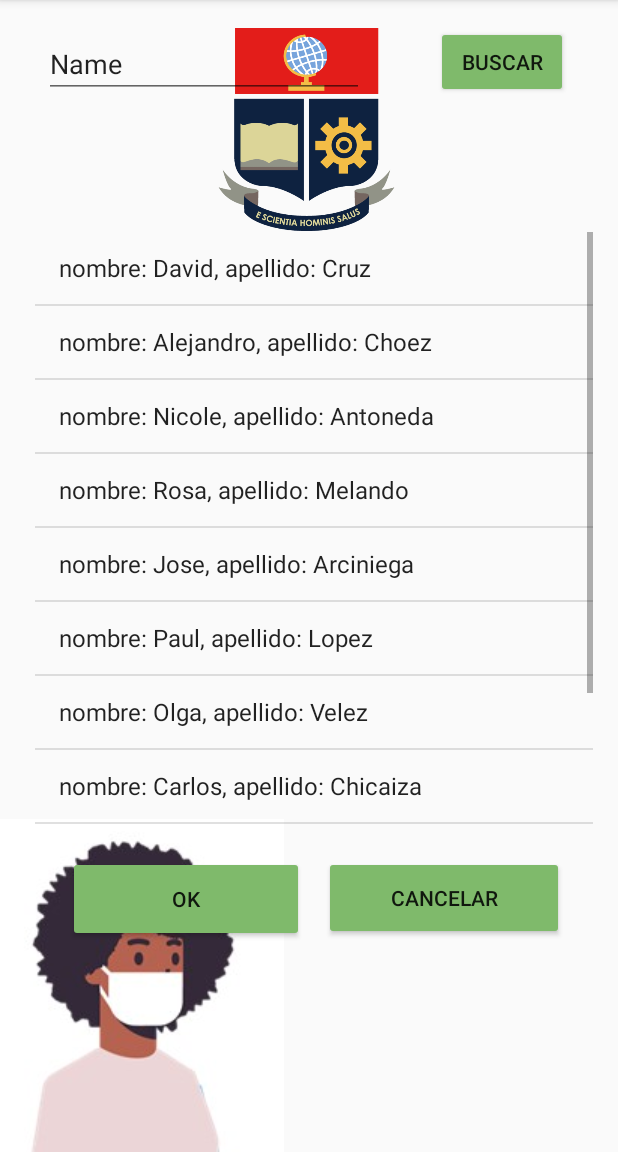
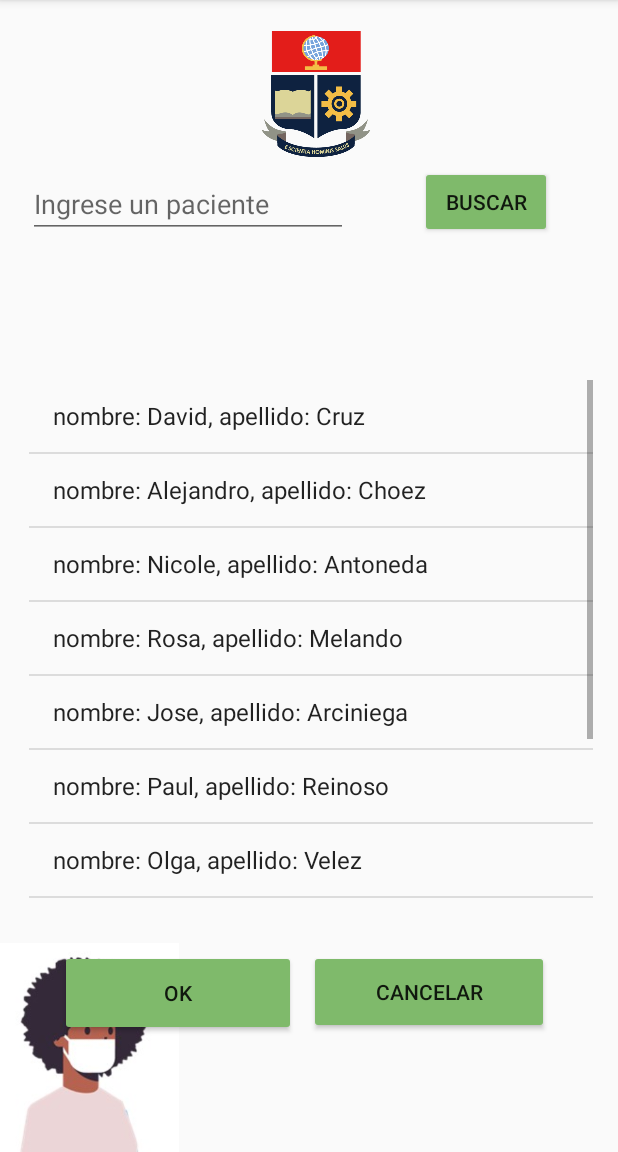
Before and after one commit to Paul-R-355/Proyecto-ISW-Geolocalizacion, an Android app: the Act_UsuariosCuarentena screen opened directly, with no data from a screen before it, after a tap on an icon or button, on a phone screen of 412 x 824 dp, the part 84-1236 px from its top. Run offline under Robolectric (Android 15) with nearby library versions, the phone set to English and light mode, and no system bars; 2 other taps on this screen came first.

Commit message:
Loguin y Funcionalidad-integrada

```diff
--- a/01-Proyecto-Android/app/build.gradle
+++ b/01-Proyecto-Android/app/build.gradle
@@ -34,5 +34,7 @@ dependencies {
     testImplementation 'junit:junit:4.12'
     androidTestImplementation 'androidx.test.ext:junit:1.1.2'
     androidTestImplementation 'androidx.test.espresso:espresso-core:3.3.0'
+    implementation 'com.github.kittinunf.fuel:fuel:2.2.0'
+    implementation 'com.beust:klaxon:5.4'
 
 }
--- a/01-Proyecto-Android/app/src/main/AndroidManifest.xml
+++ b/01-Proyecto-Android/app/src/main/AndroidManifest.xml
@@ -13,6 +13,9 @@
     <uses-permission android:name="android.permission.READ_INTERNAL_STORAGE" />
     <uses-permission android:name="android.permission.READ_EXTERNAL_STORAGE" />
     <uses-permission android:name="android.permission.WRITE_EXTERNAL_STORAGE"/>
+    <uses-permission android:name="android.permission.INTERNET" />
+    <uses-permission android:name="android.permission.ACCESS_NETWORK_STATE" />
+
 
     <application
         android:allowBackup="true"
@@ -20,7 +23,8 @@
         android:label="@string/app_name"
         android:roundIcon="@mipmap/ic_launcher_round"
         android:supportsRtl="true"
-        android:theme="@style/AppTheme">
+        android:theme="@style/AppTheme"
+        android:usesCleartextTraffic="true">
 
         <!--
              The API key for Google Maps-based APIs is defined as a string resource.
--- a/01-Proyecto-Android/app/src/main/java/com/example/epn_turnos_geolocalizacion_covid/Act_UsuariosCuarentena.kt
+++ b/01-Proyecto-Android/app/src/main/java/com/example/epn_turnos_geolocalizacion_covid/Act_UsuariosCuarentena.kt
@@ -11,6 +11,7 @@ import kotlinx.android.synthetic.main.activity_act__usuarios_cuarentena.*
 
 class Act_UsuariosCuarentena : AppCompatActivity() {
     val listaPacientes = arrayListOf<Pacientes>()
+    var posicion : Int = 0
     override fun onCreate(savedInstanceState: Bundle?) {
         super.onCreate(savedInstanceState)
         setContentView(R.layout.activity_act__usuarios_cuarentena)
@@ -21,7 +22,7 @@ class Act_UsuariosCuarentena : AppCompatActivity() {
         listaPacientes.add(Pacientes("Nicole", "Antoneda", -0.3533981, -78.5476427))
         listaPacientes.add(Pacientes("Rosa", "Melando", -0.3389788, -78.5452394))
         listaPacientes.add(Pacientes("Jose", "Arciniega", -0.348935, -78.5579424))
-        listaPacientes.add(Pacientes("Paul", "Lopez", -0.3331424, -78.5548525))
+        listaPacientes.add(Pacientes("Paul", "Reinoso", -0.3331424, -78.5548525))
         listaPacientes.add(Pacientes("Olga", "Velez", -0.3389788, -78.5418062))
         listaPacientes.add(Pacientes("Carlos", "Chicaiza", -0.3211263, -78.5572557))
         listaPacientes.add(Pacientes("Maria", "Magdalena", -0.3276493, -78.4480791))
@@ -37,11 +38,14 @@ class Act_UsuariosCuarentena : AppCompatActivity() {
         lv_usuarios
             .onItemClickListener= AdapterView.OnItemClickListener{ parent, view, position, id ->
             Log.i("List-view", "position $position")
+            posicion=position
         }
         btn_buscarenMapa
             .setOnClickListener{ boton->
-                irMapa()
+                //irMapa()
+                enviarPaciente(posicion)
             }
+
         btn_cancelar
             .setOnClickListener{
                 irMenu()
@@ -80,4 +84,14 @@ class Act_UsuariosCuarentena : AppCompatActivity() {
         }
     }
 
+    fun enviarPaciente(posicion:Int){
+        val paciente=listaPacientes.get(posicion)
+        Log.i("List-view", "Paciente Select:  ${paciente}")
+        val intentException= Intent(
+            this,
+            Act_MapsUsuario::class.java
+        )
+        intentException.putExtra("pacienteA",paciente)
+        startActivity(intentException)
+    }
 }
--- a/01-Proyecto-Android/app/src/main/res/layout/activity_act__usuarios_cuarentena.xml
+++ b/01-Proyecto-Android/app/src/main/res/layout/activity_act__usuarios_cuarentena.xml
@@ -8,22 +8,22 @@
 
     <ImageView
         android:id="@+id/imageView6"
-        android:layout_width="191dp"
-        android:layout_height="135dp"
+        android:layout_width="225dp"
+        android:layout_height="84dp"
         android:layout_marginStart="98dp"
         android:layout_marginEnd="99dp"
         app:layout_constraintBottom_toBottomOf="parent"
         app:layout_constraintEnd_toEndOf="parent"
-        app:layout_constraintHorizontal_bias="0.443"
+        app:layout_constraintHorizontal_bias="0.0"
         app:layout_constraintStart_toStartOf="parent"
         app:layout_constraintTop_toTopOf="parent"
-        app:layout_constraintVertical_bias="0.029"
+        app:layout_constraintVertical_bias="0.03"
         app:srcCompat="@drawable/epn" />
 
     <ImageView
         android:id="@+id/imageView7"
-        android:layout_width="wrap_content"
-        android:layout_height="wrap_content"
+        android:layout_width="119dp"
+        android:layout_height="139dp"
         android:layout_marginTop="244dp"
         app:layout_constraintBottom_toBottomOf="parent"
         app:layout_constraintEnd_toEndOf="parent"
@@ -48,14 +48,14 @@
 
     <ListView
         android:id="@+id/lv_usuarios"
-        android:layout_width="372dp"
-        android:layout_height="408dp"
+        android:layout_width="376dp"
+        android:layout_height="360dp"
         app:layout_constraintBottom_toBottomOf="parent"
         app:layout_constraintEnd_toEndOf="parent"
-        app:layout_constraintHorizontal_bias="0.589"
+        app:layout_constraintHorizontal_bias="0.542"
         app:layout_constraintStart_toStartOf="parent"
         app:layout_constraintTop_toTopOf="parent"
-        app:layout_constraintVertical_bias="0.43">
+        app:layout_constraintVertical_bias="0.621">
 
     </ListView>
 
@@ -64,24 +64,24 @@
         android:layout_width="wrap_content"
         android:layout_height="wrap_content"
         android:ems="10"
+        android:hint="Ingrese un paciente"
         android:inputType="textPersonName"
-        android:text="Name"
         app:layout_constraintBottom_toBottomOf="parent"
         app:layout_constraintEnd_toEndOf="parent"
-        app:layout_constraintHorizontal_bias="0.149"
+        app:layout_constraintHorizontal_bias="0.094"
         app:layout_constraintStart_toStartOf="parent"
         app:layout_constraintTop_toTopOf="parent"
-        app:layout_constraintVertical_bias="0.028" />
+        app:layout_constraintVertical_bias="0.157" />
 
     <Button
         android:id="@+id/btn_cancelar"
         android:layout_width="160dp"
         android:layout_height="56dp"
-        android:layout_marginTop="8dp"
+        android:layout_marginTop="20dp"
         android:backgroundTint="#7FBA6B"
         android:text="CANCELAR"
         app:layout_constraintEnd_toEndOf="@+id/lv_usuarios"
-        app:layout_constraintHorizontal_bias="0.91"
+        app:layout_constraintHorizontal_bias="0.865"
         app:layout_constraintStart_toStartOf="@+id/lv_usuarios"
         app:layout_constraintTop_toBottomOf="@+id/lv_usuarios" />
 
@@ -89,11 +89,11 @@
         android:id="@+id/btn_buscarenMapa"
         android:layout_width="157dp"
         android:layout_height="57dp"
-        android:layout_marginTop="8dp"
+        android:layout_marginTop="20dp"
         android:backgroundTint="#7FBA6B"
         android:text="ok"
         app:layout_constraintEnd_toEndOf="@+id/lv_usuarios"
-        app:layout_constraintHorizontal_bias="0.102"
+        app:layout_constraintHorizontal_bias="0.095"
         app:layout_constraintStart_toStartOf="@+id/lv_usuarios"
         app:layout_constraintTop_toBottomOf="@+id/lv_usuarios" />
 
```
Also changed, not shown: 01-Proyecto-Android/app/src/main/java/com/example/epn_turnos_geolocalizacion_covid/Act_Login.kt (+83 -2 lines), 01-Proyecto-Android/app/src/main/java/com/example/epn_turnos_geolocalizacion_covid/Act_MapsUsuario.kt (+14 -6 lines), 01-Proyecto-Android/app/src/main/java/com/example/epn_turnos_geolocalizacion_covid/PacienteHttp.kt (added, +24 -0 lines), 01-Proyecto-Android/app/src/main/res/layout/activity_act__login.xml (+16 -13 lines), 01-Proyecto-Android/app/src/main/res/values/strings.xml (+7 -0 lines), 4 other files.
